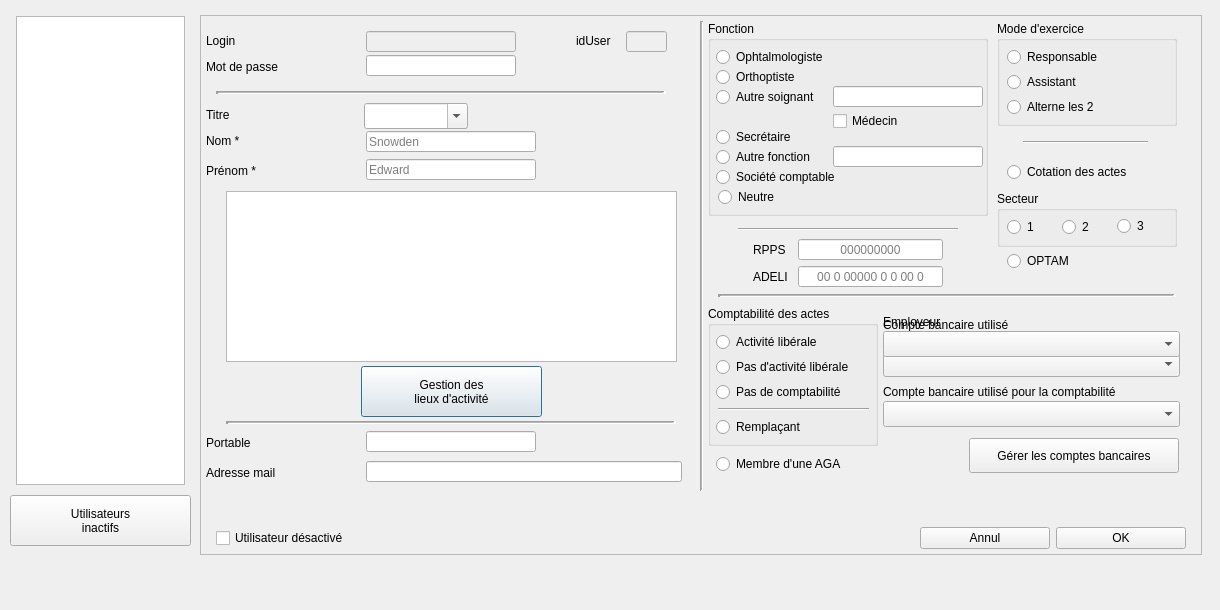
The window that Dialogs/dlg_gestionusers.ui (ukinoki/Rufus) describes before a commit, drawn with Qt 5.
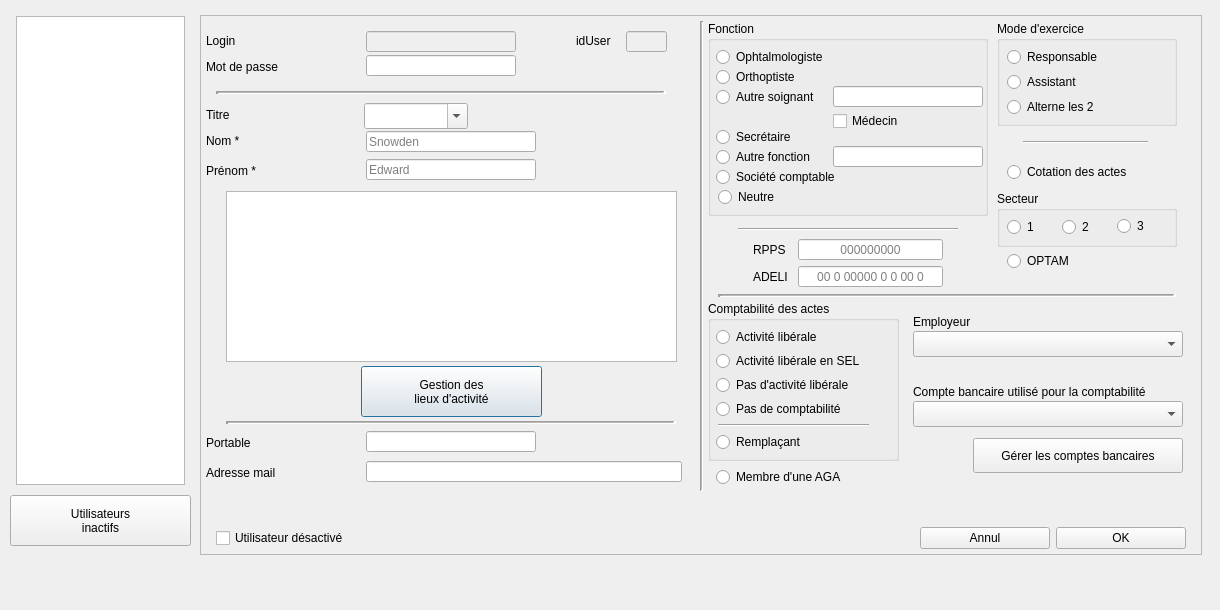
The same window after the commit. Icons and pictures are not drawn. Custom widgets are drawn as their Qt base class.

Patch:
```diff
--- a/Dialogs/dlg_gestionusers.ui
+++ b/Dialogs/dlg_gestionusers.ui
@@ -528,7 +528,7 @@
           <rect>
            <x>0</x>
            <y>280</y>
-           <width>481</width>
+           <width>491</width>
            <height>185</height>
           </rect>
          </property>
@@ -536,9 +536,9 @@
           <property name="geometry">
            <rect>
             <x>5</x>
-            <y>5</y>
-            <width>170</width>
-            <height>140</height>
+            <y>0</y>
+            <width>191</width>
+            <height>160</height>
            </rect>
           </property>
           <property name="contextMenuPolicy">
@@ -573,7 +573,7 @@
            <property name="geometry">
             <rect>
              <x>8</x>
-             <y>110</y>
+             <y>130</y>
              <width>160</width>
              <height>22</height>
             </rect>
@@ -595,7 +595,7 @@
            <property name="geometry">
             <rect>
              <x>8</x>
-             <y>50</y>
+             <y>73</y>
              <width>160</width>
              <height>22</height>
             </rect>
@@ -617,7 +617,7 @@
            <property name="geometry">
             <rect>
              <x>8</x>
-             <y>75</y>
+             <y>97</y>
              <width>160</width>
              <height>22</height>
             </rect>
@@ -645,7 +645,7 @@
            <property name="geometry">
             <rect>
              <x>10</x>
-             <y>95</y>
+             <y>116</y>
              <width>151</width>
              <height>16</height>
             </rect>
@@ -654,12 +654,31 @@
             <enum>Qt::Horizontal</enum>
            </property>
           </widget>
+          <widget class="UpRadioButton" name="ComptaLiberalSELupRadioButton">
+           <property name="geometry">
+            <rect>
+             <x>8</x>
+             <y>49</y>
+             <width>171</width>
+             <height>22</height>
+            </rect>
+           </property>
+           <property name="focusPolicy">
+            <enum>Qt::StrongFocus</enum>
+           </property>
+           <property name="contextMenuPolicy">
+            <enum>Qt::NoContextMenu</enum>
+           </property>
+           <property name="text">
+            <string>Activité libérale en SEL</string>
+           </property>
+          </widget>
          </widget>
          <widget class="UpRadioButton" name="AGAupRadioButton">
           <property name="geometry">
            <rect>
             <x>13</x>
-            <y>152</y>
+            <y>165</y>
             <width>151</width>
             <height>22</height>
            </rect>
@@ -674,48 +693,10 @@
            <string>Membre d'une AGA</string>
           </property>
          </widget>
-         <widget class="QWidget" name="CompteActeswidget" native="true">
-          <property name="geometry">
-           <rect>
-            <x>180</x>
-            <y>10</y>
-            <width>298</width>
-            <height>71</height>
-           </rect>
-          </property>
-          <widget class="UpComboBox" name="CompteActescomboBox">
-           <property name="geometry">
-            <rect>
-             <x>0</x>
-             <y>40</y>
-             <width>297</width>
-             <height>26</height>
-            </rect>
-           </property>
-           <property name="toolTip">
-            <string>Le compte bancaire utilisé par défaut
-pour l'encaissement des honoraires</string>
-           </property>
-          </widget>
-          <widget class="QLabel" name="CompteActeslabel">
-           <property name="geometry">
-            <rect>
-             <x>0</x>
-             <y>0</y>
-             <width>208</width>
-             <height>41</height>
-            </rect>
-           </property>
-           <property name="text">
-            <string>Compte bancaire utilisé
-pour l'enregistrement des actes</string>
-           </property>
-          </widget>
-         </widget>
          <widget class="QWidget" name="CompteComptawidget" native="true">
           <property name="geometry">
            <rect>
-            <x>180</x>
+            <x>190</x>
             <y>80</y>
             <width>298</width>
             <height>51</height>
@@ -724,9 +705,9 @@
           <widget class="UpComboBox" name="CompteComptacomboBox">
            <property name="geometry">
             <rect>
-             <x>0</x>
+             <x>20</x>
              <y>20</y>
-             <width>297</width>
+             <width>270</width>
              <height>26</height>
             </rect>
            </property>
@@ -734,7 +715,7 @@
           <widget class="QLabel" name="CompteComptalabel">
            <property name="geometry">
             <rect>
-             <x>0</x>
+             <x>20</x>
              <y>0</y>
              <width>271</width>
              <height>21</height>
@@ -751,7 +732,7 @@
           </property>
           <property name="geometry">
            <rect>
-            <x>266</x>
+            <x>270</x>
             <y>137</y>
             <width>210</width>
             <height>35</height>
@@ -770,7 +751,7 @@
          <widget class="QWidget" name="Employeurwidget" native="true">
           <property name="geometry">
            <rect>
-            <x>180</x>
+            <x>190</x>
             <y>10</y>
             <width>298</width>
             <height>51</height>
@@ -779,9 +760,9 @@
           <widget class="UpComboBox" name="EmployeurcomboBox">
            <property name="geometry">
             <rect>
-             <x>0</x>
+             <x>20</x>
              <y>20</y>
-             <width>297</width>
+             <width>270</width>
              <height>26</height>
             </rect>
            </property>
@@ -789,7 +770,7 @@
           <widget class="QLabel" name="Employeurlabel">
            <property name="geometry">
             <rect>
-             <x>0</x>
+             <x>20</x>
              <y>0</y>
              <width>271</width>
              <height>21</height>
```
Left out of the diff: 2 changed lines with no effect on the pictures.
